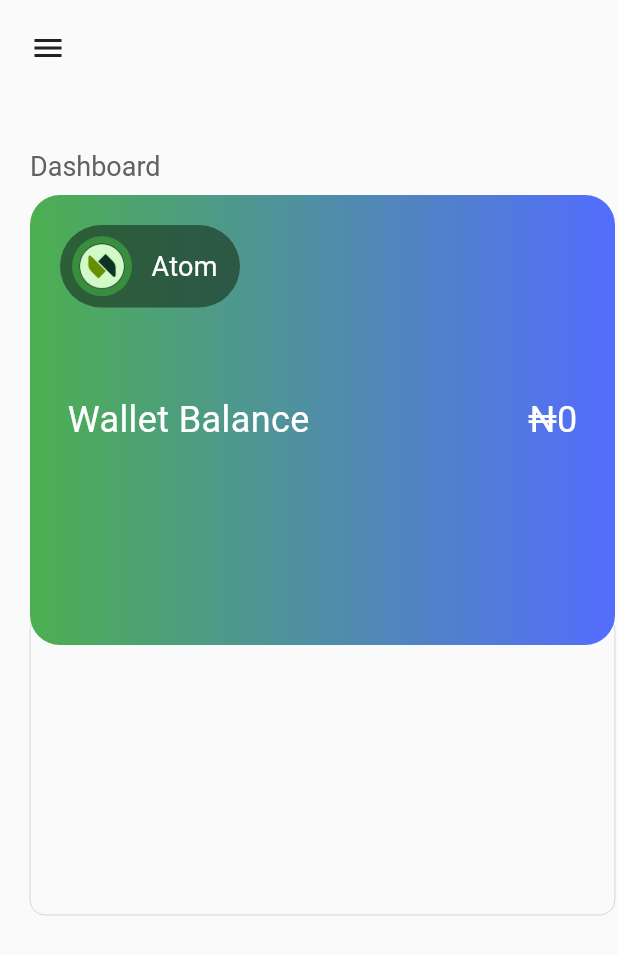
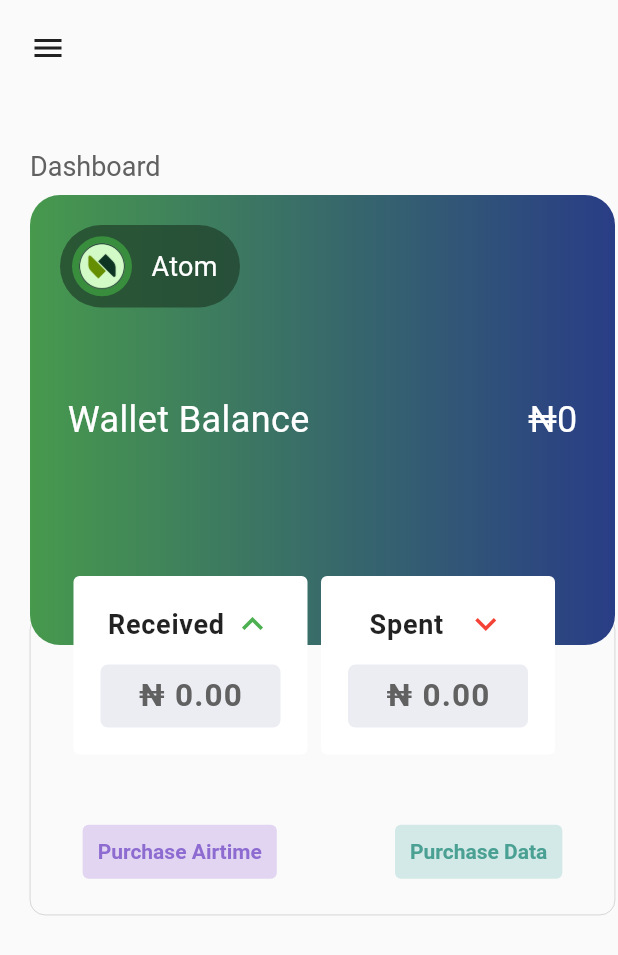
Before and after one commit to AtumaKen/login_test, a Flutter app: the screen it shows after launch, on a phone screen of 412 x 824 dp. Shown: the top 955 px of the screen. Run offline on Flutter 3.47's test engine with Material 2 defaults, Android fonts, the phone set to English and light mode, and no system bars; Roboto replaces fonts that are missing (WorkSans).

Commit message:
completed dashboard.dart to recent requirement

```diff
--- a/lib/screens/dashboard.dart
+++ b/lib/screens/dashboard.dart
@@ -1,4 +1,5 @@
 import 'package:flutter/material.dart';
+import 'package:flutter/widgets.dart';
 import 'package:login_test/dashboard/app_theme.dart';
 import 'package:login_test/widgets/name_icon_item.dart';
 
@@ -16,6 +17,7 @@ class DashBoardScreen extends StatelessWidget {
             top: 100,
             left: 20,
           ),
+          ///purchase widget
           Positioned(
             top: 410,
             left: 20,
@@ -23,10 +25,34 @@ class DashBoardScreen extends StatelessWidget {
               height: 200,
               width: 390,
               decoration: BoxDecoration(
-                  border: Border.all(width: 0.1),
-                  borderRadius: BorderRadius.circular(10)),
+                border: Border.all(width: 0.1),
+                borderRadius: BorderRadius.circular(
+                  10,
+                ),
+              ),
+              child: Padding(
+                padding: const EdgeInsets.symmetric(horizontal: 35.0, vertical: 18.0),
+                child: Align(
+                  alignment: Alignment.bottomCenter,
+                  child: Row(
+                    mainAxisAlignment: MainAxisAlignment.spaceBetween,
+                    children: [
+                      _purchaseButton(
+                          "Purchase Airtime",
+                          Color.fromRGBO(141, 107, 208, 1),
+                          Color.fromRGBO(225, 213, 242, 1)),
+                      _purchaseButton(
+                          "Purchase Data",
+                          Color.fromRGBO(73,160,147, 1),
+                          Color.fromRGBO(210,233,231, 1))
+                    ],
+                  ),
+                ),
+              ),
             ),
           ),
+
+          ///gradient card
           Positioned(
             top: 130,
             left: 20,
@@ -35,10 +61,10 @@ class DashBoardScreen extends StatelessWidget {
               width: 390,
               decoration: BoxDecoration(
                 borderRadius: BorderRadius.circular(20),
-                gradient: LinearGradient(
-                    colors: [Colors.green, Colors.indigoAccent],
-                    begin: Alignment.centerLeft,
-                    end: Alignment.centerRight),
+                gradient: LinearGradient(colors: [
+                  Color.fromRGBO(71, 153, 77, 1),
+                  Color.fromRGBO(41, 61, 134, 1)
+                ], begin: Alignment.centerLeft, end: Alignment.centerRight),
               ),
               child: Padding(
                 padding: const EdgeInsets.symmetric(horizontal: 25.0),
@@ -46,16 +72,49 @@ class DashBoardScreen extends StatelessWidget {
               ),
             ),
           ),
+
+          ///icon and username widget
           Positioned(
             top: 150,
             left: 40,
             child: NameIconWidget(),
           ),
+
+          ///received amount widget
+          Positioned(
+            top: 380,
+            left: 45,
+            child: _receivedSpent(
+              "Received",
+              "\u20A6 0.00",
+              Icon(
+                Icons.keyboard_arrow_up_outlined,
+                color: Colors.green,
+                size: 28,
+              ),
+            ),
+          ),
+
+          ///sent amount widget
+          Positioned(
+            top: 380,
+            right: 38,
+            child: _receivedSpent(
+              "Spent",
+              "\u20A6 0.00",
+              Icon(
+                Icons.keyboard_arrow_down_outlined,
+                color: Colors.red,
+                size: 28,
+              ),
+            ),
+          ),
         ],
       ),
     );
   }
-  Widget _walletBalance(){
+
+  Widget _walletBalance() {
     return Row(
       mainAxisAlignment: MainAxisAlignment.spaceBetween,
       children: [
@@ -70,4 +129,77 @@ class DashBoardScreen extends StatelessWidget {
       ],
     );
   }
+
+  Widget _receivedSpent(String title, String amount, Widget icon) {
+    return Card(
+      shadowColor: Colors.grey,
+      elevation: 0,
+      child: Padding(
+        padding: const EdgeInsets.all(18),
+        child: Column(
+          children: [
+            Container(
+              width: 120,
+              child: Row(
+                mainAxisAlignment: MainAxisAlignment.spaceEvenly,
+                children: [
+                  Text(
+                    title,
+                    style: TextStyle(
+                        fontWeight: FontWeight.w600,
+                        fontSize: 18,
+                        letterSpacing: 0.5),
+                  ),
+                  icon,
+                ],
+              ),
+            ),
+            SizedBox(
+              height: 13,
+            ),
+            Container(
+              height: 42,
+              width: 120,
+              decoration: BoxDecoration(
+                borderRadius: BorderRadius.circular(5),
+                color: Color.fromRGBO(235, 237, 243, 1),
+              ),
+              child: Align(
+                child: Text(
+                  amount,
+                  style: TextStyle(
+                      fontWeight: FontWeight.w700,
+                      fontSize: 21,
+                      letterSpacing: 0.8,
+                      color: Colors.grey[700]),
+                ),
+                alignment: Alignment.center,
+              ),
+            ),
+          ],
+        ),
+      ),
+    );
+  }
+
+  Widget _purchaseButton(String text, Color textColor, Color backgroundColor) {
+    return ElevatedButton(
+      onPressed: () {},
+      style: ElevatedButton.styleFrom(
+        elevation: 0,
+        primary: backgroundColor,
+        padding: EdgeInsets.symmetric(
+          horizontal: 10.0,
+          vertical: 8,
+        ),
+      ),
+      child: Text(
+        text,
+        maxLines: 2,
+        style: TextStyle(
+          color: textColor, fontWeight: FontWeight.w600
+        ),
+      ),
+    );
+  }
 }
```
